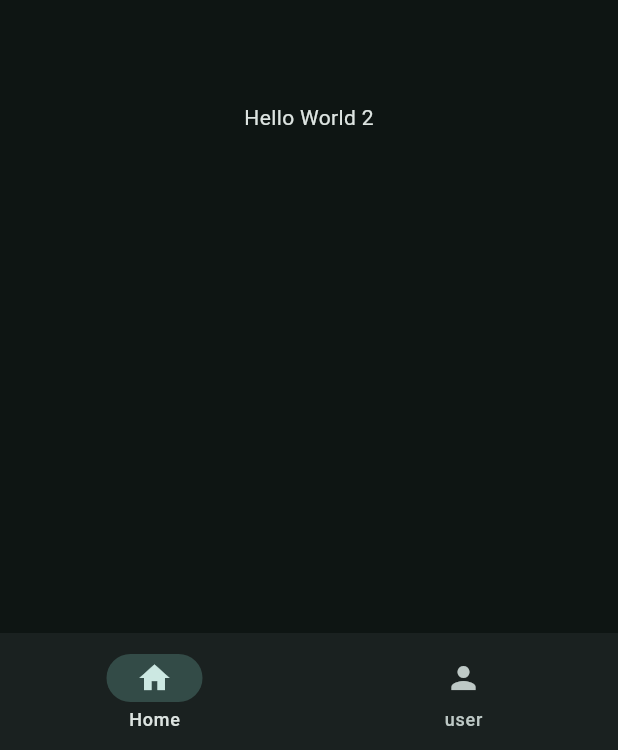
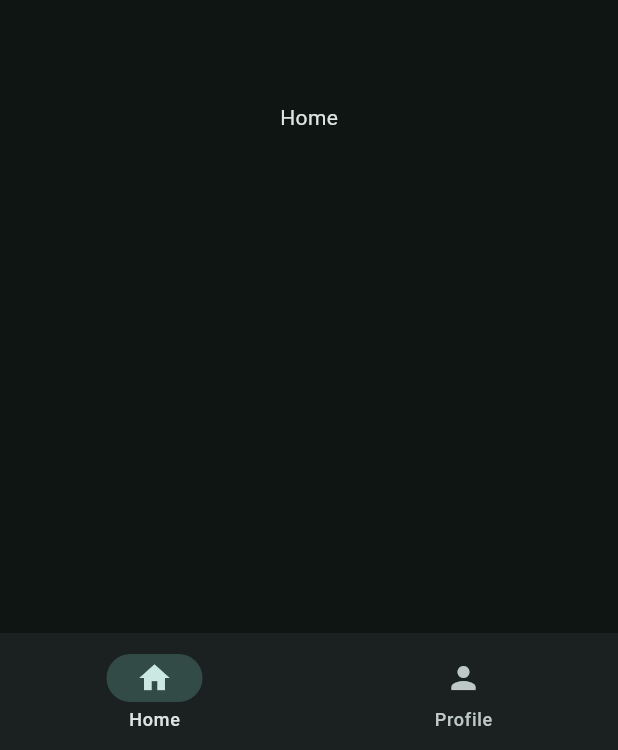
Before and after one commit to ssengedonazil/-learn_flutter, a Flutter app: the screen it shows after launch, on a phone screen of 412 x 824 dp. Shown: the part 483-1233 px from the top of the screen. Run offline on Flutter 3.47's test engine with Material 3 defaults, Android fonts, the phone set to English and light mode, and no system bars.

```diff
--- /dev/null
+++ b/lib/Views/Pages/home_page.dart
@@ -0,0 +1,10 @@
+import 'package:flutter/material.dart';
+
+class HomePage extends StatelessWidget {
+  const HomePage({super.key});
+
+  @override
+  Widget build(BuildContext context) {
+    return Center(child: Text("Home"));
+  }
+}
--- /dev/null
+++ b/lib/Views/Pages/profile.dart
@@ -0,0 +1,10 @@
+import 'package:flutter/material.dart';
+
+class ProfilePage extends StatelessWidget {
+  const ProfilePage({super.key});
+
+  @override
+  Widget build(BuildContext context) {
+    return Center(child: Text("Profile"));
+  }
+}
--- /dev/null
+++ b/lib/Views/Widgets/nav_bar_widget.dart
@@ -0,0 +1,22 @@
+import 'package:flutter/material.dart';
+import 'package:learn_flutter/data/notifiers.dart';
+
+class NavBarWidget extends StatelessWidget {
+  const NavBarWidget({super.key});
+  @override
+  Widget build(BuildContext context) {
+    return  ValueListenableBuilder(valueListenable: selectedPageNotifier, builder: (context, selectedPage, child) {
+      return NavigationBar(
+          destinations: [
+            NavigationDestination(icon: Icon(Icons.home), label: 'Home'),
+            NavigationDestination(icon: Icon(Icons.person), label: 'Profile'),
+          ],
+          onDestinationSelected:  (int value){
+            selectedPageNotifier.value = value;
+            print( selectedPageNotifier.value);
+          },
+          selectedIndex: selectedPage,
+        );
+    });
+  }
+}
--- /dev/null
+++ b/lib/Views/widget_tree.dart
@@ -0,0 +1,28 @@
+import 'package:flutter/material.dart';
+import 'package:learn_flutter/Views/Pages/home_page.dart';
+import 'package:learn_flutter/Views/Pages/profile.dart';
+import 'package:learn_flutter/Views/Widgets/nav_bar_widget.dart';
+import 'package:learn_flutter/data/notifiers.dart';
+
+List<Widget> pages = [
+  HomePage(),
+  ProfilePage(),
+];
+class WidgetTree extends StatelessWidget {
+  const WidgetTree({super.key});
+  @override
+  Widget build(BuildContext context) {
+String title = 'Learn Flutter';
+    return Scaffold(
+
+        appBar: AppBar(
+          title:  Text(title),
+          // leading: Icon(Icons.login),
+        ),
+        body: ValueListenableBuilder(valueListenable: selectedPageNotifier, builder: (context, selectedPage, child) {
+          return pages[selectedPage];
+        }),
+        bottomNavigationBar: NavBarWidget(),
+      );;
+  }
+}
--- /dev/null
+++ b/lib/data/notifiers.dart
@@ -0,0 +1,4 @@
+
+import 'package:flutter/material.dart';
+
+ValueNotifier<int> selectedPageNotifier = ValueNotifier(0);
--- a/lib/main.dart
+++ b/lib/main.dart
@@ -1,5 +1,9 @@
 import 'package:flutter/material.dart';
-
+import 'package:learn_flutter/Views/widget_tree.dart';
+import 'package:learn_flutter/Views/Widgets/nav_bar_widget.dart';
+// stateful can render dynamic content
+// stateless can only render static content(cant refresh)
+// setState to refresh content
 void main() {
   runApp(const MyApp());
 }
@@ -15,22 +19,7 @@ class MyApp extends StatelessWidget {
           brightness: Brightness.dark,
         ),
       ),
-      home: Scaffold(
-
-        appBar: AppBar(
-          title: const Text('Learn Flutter'),
-          // leading: Icon(Icons.login),
-        ),
-
-        bottomNavigationBar: NavigationBar(
-          destinations: [
-            NavigationDestination(icon: Icon(Icons.home), label: 'Home'),
-            NavigationDestination(icon: Icon(Icons.person), label: 'user'),
-          ],
-          onDestinationSelected: (value) => print(value),
-        ),
-        body: const Center(child: Text('Hello World 2')),
-      ),
+      home: WidgetTree(),
     );
   }
 }
```
